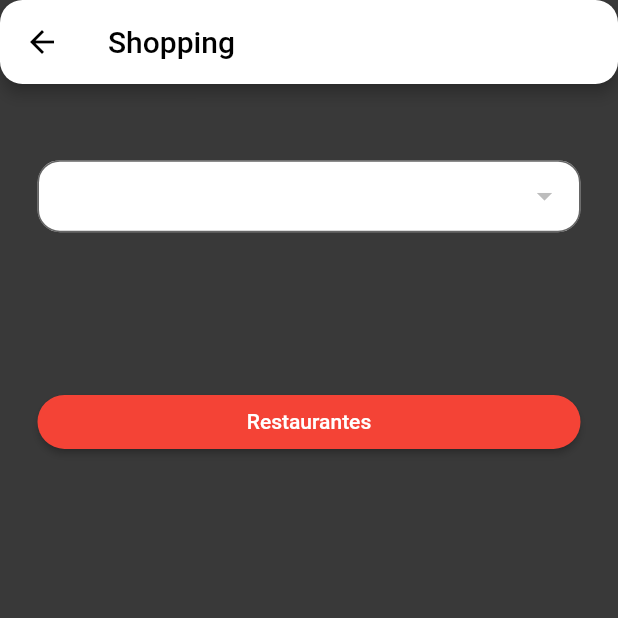
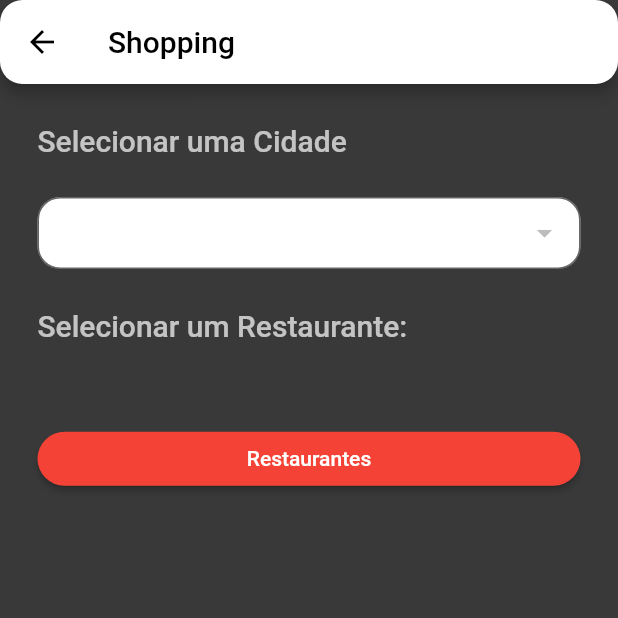
Before and after one commit to Romulo89/shopping-food, a Flutter app: the SelecaoShopping screen opened by its route, on a phone screen of 412 x 824 dp, the top half of it. Run offline on Flutter 3.47's test engine with Material 2 defaults, Android fonts, the light colour scheme and no system bars; our stand-ins replace cloud_firestore, firebase_core; accounts and stored records are empty.

Commit message:
Melhoria Estilos de inputs e labels para a selecao de restaurante

```diff
--- a/lib/main.dart
+++ b/lib/main.dart
@@ -72,10 +72,16 @@ class MyApp extends StatelessWidget {
                   borderRadius: BorderRadius.circular(15)),
             ),
             inputDecorationTheme: const InputDecorationTheme(
+              floatingLabelBehavior: FloatingLabelBehavior.never,
               filled: true,
               fillColor: Colors.white,
               contentPadding: EdgeInsets.all(12),
+              focusedBorder: OutlineInputBorder(
+                borderSide: BorderSide(width: 0),
+                borderRadius: BorderRadius.all(Radius.circular(15)),
+              ),
               border: OutlineInputBorder(
+                borderSide: BorderSide(width: 0),
                 borderRadius: BorderRadius.all(Radius.circular(15)),
               ),
             )),
--- a/lib/shopping/presentation/selecao.dart
+++ b/lib/shopping/presentation/selecao.dart
@@ -28,6 +28,9 @@ class _SelecaoShoppingState extends State<SelecaoShopping> {
 
   @override
   Widget build(BuildContext context) {
+    final style = Theme.of(context).textTheme.titleLarge!.copyWith(
+          color: Colors.white70,
+        );
     provider = context.read<ShoppingProvider>();
     return Scaffold(
       appBar: AppBar(title: const Text('Shopping')),
@@ -40,6 +43,7 @@ class _SelecaoShoppingState extends State<SelecaoShopping> {
             crossAxisAlignment: CrossAxisAlignment.stretch,
             mainAxisAlignment: MainAxisAlignment.spaceEvenly,
             children: [
+              Text('Selecionar uma Cidade', style: style),
               DropdownButtonFormField<Cidade>(
                 items: context.watch<ShoppingProvider>().cidades,
                 validator: (value) =>
@@ -59,6 +63,7 @@ class _SelecaoShoppingState extends State<SelecaoShopping> {
                   );
                 },
               ),
+              Text('Selecionar um Restaurante:', style: style),
               if (provider.shoppings.isEmpty)
                 const SizedBox(height: 1)
               else
```
